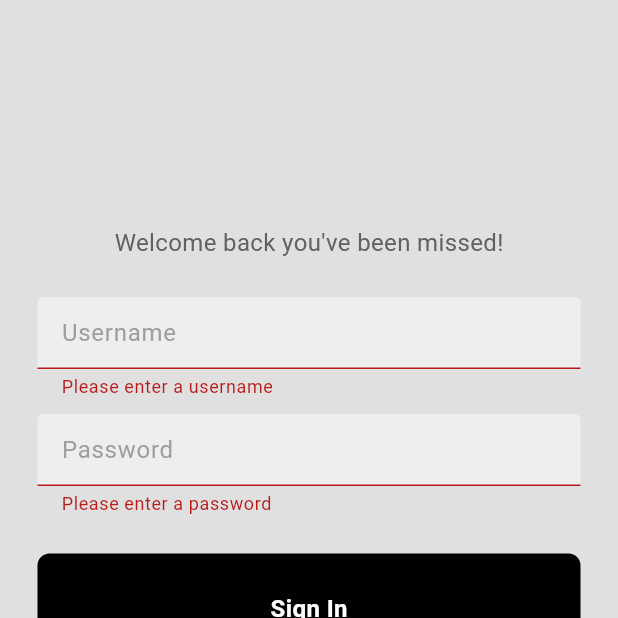
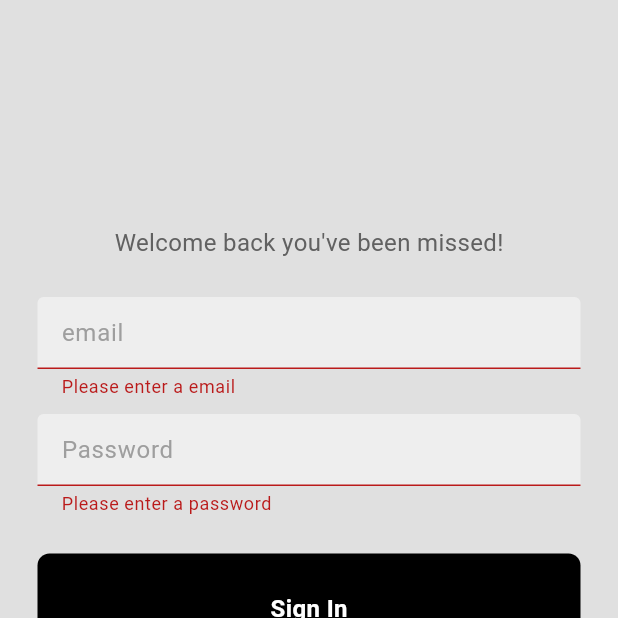
Before and after one commit to mohammadabd0/flutterkayan, a Flutter app: the LoginPage screen opened directly, after a tap on "Sign In", on a phone screen of 412 x 824 dp, the top half of it. Run offline on Flutter 3.47's test engine with Material 2 defaults, Android fonts, the light colour scheme and no system bars; our stand-ins replace firebase_auth, firebase_core, flutter_form_builder, shared_preferences; accounts and stored records are empty; network calls fail.

Commit message:
new update

```diff
--- a/lib/bookfolder/addbook.dart
+++ b/lib/bookfolder/addbook.dart
@@ -38,6 +38,11 @@ class _AddBooksState extends State<AddBooks> {
         Book(nameBook: "", author: "", dateTime: DateTime.now(), image: "");
     _nameController.text = newbook.getnameBook;
     _authorController.text = newbook.getauthor;
+    fetchData([categories.first]).then((dataList) {
+      setState(() {
+        dataListBook = dataList;
+      });
+    });
     super.initState();
   }
 
--- a/lib/drawerFolder/myProfile.dart
+++ b/lib/drawerFolder/myProfile.dart
@@ -1,5 +1,4 @@
 import 'package:flutter/material.dart';
-import '../model/user.dart';
 
 // ignore: must_be_immutable
 class MyProfilePage extends StatefulWidget {
@@ -13,7 +12,6 @@ class MyProfilePage extends StatefulWidget {
 }
 
 class _MyProfilePageState extends State<MyProfilePage> {
-  List<User>? userList;
 
   @override
   Widget build(BuildContext context) {
@@ -44,13 +42,13 @@ class _MyProfilePageState extends State<MyProfilePage> {
             ),
             const SizedBox(height: 50.0),
             Text(
-              'Username: ${widget.username}',
+              'Username: ',
               style:
                   const TextStyle(fontSize: 20.0, fontWeight: FontWeight.bold),
             ),
             const SizedBox(height: 20.0),
             Text(
-              'Email: ${widget.email}',
+              'Email:',
               style:
                   const TextStyle(fontSize: 20.0, fontWeight: FontWeight.bold),
             ),
--- a/lib/loginService/sign_in.dart
+++ b/lib/loginService/sign_in.dart
@@ -1,11 +1,7 @@
-import 'dart:convert';
-
+import 'package:firebase_auth/firebase_auth.dart';
 import 'package:flutter/material.dart';
 import 'package:flutter_application_task1/bookfolder/book_list.dart';
 import 'package:flutter_application_task1/loginService/sign_up.dart';
-import 'package:shared_preferences/shared_preferences.dart';
-import '../model/current_user.dart';
-import '../model/user.dart';
 
 class LoginPage extends StatefulWidget {
   LoginPage({super.key});
@@ -19,60 +15,7 @@ class _LoginPageState extends State<LoginPage> {
   final TextEditingController passwordController = TextEditingController();
   final TextEditingController emailController = TextEditingController();
   final GlobalKey<FormState> _formKey = GlobalKey<FormState>();
-  List<User> lsitData = [];
-  void signInUser() async {
-    if (_formKey.currentState!.validate()) {
-      _formKey.currentState!.save();
-      String username = usernameController.text;
-      String password = passwordController.text;
-      User? currentUser;
-      for (var user in lsitData) {
-        if (user.userName == username && user.password == password) {
-          currentUser = user;
-          break;
-        }
-      }
-      if (currentUser != null) {
-        CurrentUser().signUpCurrent(currentUser.userId!);
-        loadData();
-        Navigator.pushReplacement(
-          context,
-          MaterialPageRoute(
-            builder: (context) => MyBook(
-              currentUserId: currentUser!.userId,
-            ),
-          ),
-        );
-      } else {
-        showDialog(
-          context: context,
-          builder: (context) => AlertDialog(
-            title: const Text('User not found'),
-            content: const Text('Please sign up before signing in.'),
-            actions: [
-              TextButton(
-                onPressed: () => Navigator.of(context).pop(),
-                child: const Text('OK'),
-              ),
-            ],
-          ),
-        );
-      }
-    }
-  }
 
-  Future<void> loadData() async {
-    SharedPreferences prefs = await SharedPreferences.getInstance();
-    String jsonUsers = prefs.getString('user') ?? '';
-    List<dynamic> userData = jsonDecode(jsonUsers);
-    lsitData = userData.map((user) => User.fromJson(user)).toList();
-  }
-
-  @override
-  void initState() {
-    loadData();
-    super.initState();
-  }
 
   @override
   Widget build(BuildContext context) {
@@ -103,12 +46,12 @@ class _LoginPageState extends State<LoginPage> {
                       TextFormField(
                         validator: (value) {
                           if (value!.isEmpty) {
-                            return 'Please enter a username';
+                            return 'Please enter a email';
                           } else {
                             return null;
                           }
                         },
-                        controller: usernameController,
+                        controller: emailController,
                         obscureText: false,
                         decoration: InputDecoration(
                           enabledBorder: const OutlineInputBorder(
@@ -119,7 +62,7 @@ class _LoginPageState extends State<LoginPage> {
                           ),
                           fillColor: Colors.grey.shade200,
                           filled: true,
-                          hintText: 'Username',
+                          hintText: 'email',
                           hintStyle: TextStyle(color: Colors.grey[500]),
                         ),
                       ),
@@ -157,8 +100,19 @@ class _LoginPageState extends State<LoginPage> {
 
               // sign in button
               GestureDetector(
-                onTap: () {
-                  signInUser();
+                onTap: () async {
+                  if (_formKey.currentState!.validate()) {
+
+                    await FirebaseAuth.instance.signInWithEmailAndPassword(
+                        email: emailController.text,
+                        password: passwordController.text);
+                    // ignore: use_build_context_synchronously
+                    Navigator.pushReplacement(
+                        context,
+                        MaterialPageRoute(
+                          builder: (context) => MyBook(),
+                        ));
+                  }
                 },
                 child: Container(
                   padding: const EdgeInsets.all(25),
@@ -232,14 +186,9 @@ class _LoginPageState extends State<LoginPage> {
                   ),
 
                   const SizedBox(width: 25),
-
-                  // apple button
                 ],
               ),
-
               const SizedBox(height: 50),
-
-              // not a member? register now
               Row(
                 mainAxisAlignment: MainAxisAlignment.center,
                 children: [
--- a/lib/model/user.dart
+++ /dev/null
@@ -1,33 +0,0 @@
-class User {
-  String? userId;
-  String? userName;
-  String? email;
-  String? password;
-
-  User({this.userId, this.userName, this.email, this.password});
-
-  Map<String, dynamic> toJson() {
-    return {
-      "userId": userId,
-      "userName": userName,
-      "email": email,
-      "password": password,
-    };
-  }
-
-  factory User.fromJson(Map<String, dynamic> json) {
-    return User(
-      userId: json['userId'],
-      userName: json['userName'],
-      email: json['email'],
-      password: json['password'],
-    );
-  }
-  String get getuserName {
-    return userName!;
-  }
-
-  String get getEmail {
-    return email!;
-  }
-}
--- a/pubspec.yaml
+++ b/pubspec.yaml
@@ -36,6 +36,8 @@ dependencies:
   # The following adds the Cupertino Icons font to your application.
   # Use with the CupertinoIcons class for iOS style icons.
   cupertino_icons: ^1.0.2
+  firebase_auth: ^4.7.3
+  firebase_core: ^2.15.1
   flutter_form_builder: ^9.1.0
   shared_preferences: ^2.2.0
   uuid: ^3.0.4
```
Also changed, not shown: lib/bookfolder/book_list.dart (+8 -55 lines), lib/loginService/sign_up.dart (+18 -88 lines), lib/main.dart (+24 -20 lines), lib/model/current_user.dart (deleted, +0 -22 lines), lib/restfullApi/getApi.dart (+31 -4 lines), pubspec.lock, 6 other files.
